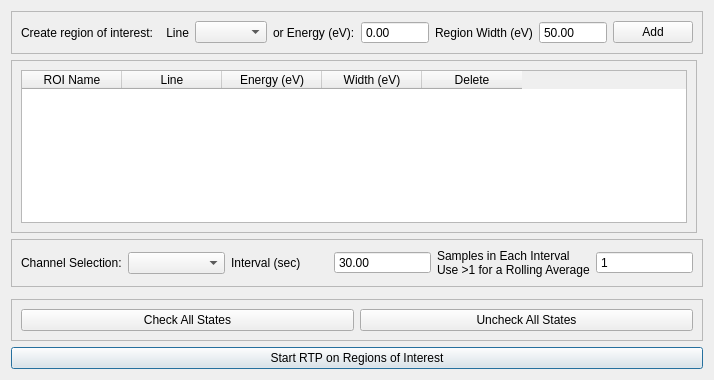
Above: massGui/ui/RoiRtpSetup.ui from gmondee/massGui before the change. Below: the same form after it.
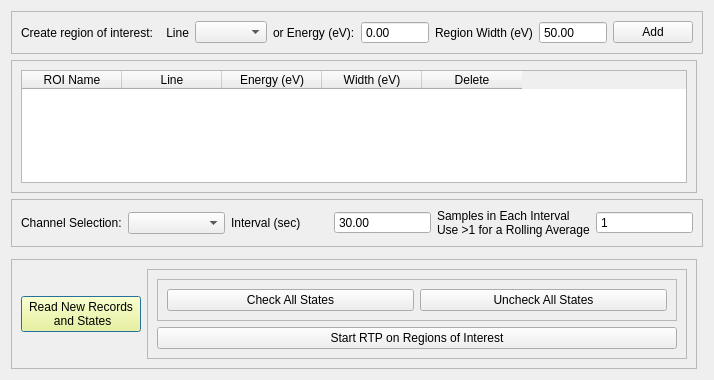
That is the form after the change. Custom widgets are drawn as their Qt base class.

The edit to the form file:
```diff
--- a/massGui/ui/RoiRtpSetup.ui
+++ b/massGui/ui/RoiRtpSetup.ui
@@ -67,11 +67,87 @@
      </layout>
     </widget>
    </item>
-   <item row="6" column="0" colspan="2">
-    <widget class="QPushButton" name="startRTPButton">
-     <property name="text">
-      <string>Start RTP on Regions of Interest</string>
+   <item row="5" column="0">
+    <widget class="QFrame" name="frame_6">
+     <property name="frameShape">
+      <enum>QFrame::StyledPanel</enum>
      </property>
+     <property name="frameShadow">
+      <enum>QFrame::Raised</enum>
+     </property>
+     <layout class="QHBoxLayout" name="horizontalLayout_3">
+      <item>
+       <widget class="QPushButton" name="readNewButton">
+        <property name="minimumSize">
+         <size>
+          <width>0</width>
+          <height>22</height>
+         </size>
+        </property>
+        <property name="maximumSize">
+         <size>
+          <width>120</width>
+          <height>16777215</height>
+         </size>
+        </property>
+        <property name="autoFillBackground">
+         <bool>false</bool>
+        </property>
+        <property name="styleSheet">
+         <string notr="true">background-color: rgb(255, 255, 127);</string>
+        </property>
+        <property name="text">
+         <string>Read New Records
+ and States</string>
+        </property>
+       </widget>
+      </item>
+      <item>
+       <widget class="QFrame" name="frame_3">
+        <property name="frameShape">
+         <enum>QFrame::StyledPanel</enum>
+        </property>
+        <property name="frameShadow">
+         <enum>QFrame::Raised</enum>
+        </property>
+        <layout class="QVBoxLayout" name="verticalLayout_2">
+         <item>
+          <widget class="QFrame" name="frame_4">
+           <property name="frameShape">
+            <enum>QFrame::StyledPanel</enum>
+           </property>
+           <property name="frameShadow">
+            <enum>QFrame::Raised</enum>
+           </property>
+           <layout class="QHBoxLayout" name="horizontalLayout_4">
+            <item>
+             <widget class="QPushButton" name="checkAllButton">
+              <property name="text">
+               <string>Check All States</string>
+              </property>
+             </widget>
+            </item>
+            <item>
+             <widget class="QPushButton" name="uncheckAllButton">
+              <property name="text">
+               <string>Uncheck All States</string>
+              </property>
+             </widget>
+            </item>
+           </layout>
+          </widget>
+         </item>
+         <item>
+          <widget class="QPushButton" name="startRTPButton">
+           <property name="text">
+            <string>Start RTP on Regions of Interest</string>
+           </property>
+          </widget>
+         </item>
+        </layout>
+       </widget>
+      </item>
+     </layout>
     </widget>
    </item>
    <item row="4" column="0" colspan="2">
@@ -226,32 +302,6 @@
      </layout>
     </widget>
    </item>
-   <item row="5" column="0" colspan="2">
-    <widget class="QFrame" name="frame_4">
-     <property name="frameShape">
-      <enum>QFrame::StyledPanel</enum>
-     </property>
-     <property name="frameShadow">
-      <enum>QFrame::Raised</enum>
-     </property>
-     <layout class="QHBoxLayout" name="horizontalLayout_4">
-      <item>
-       <widget class="QPushButton" name="checkAllButton">
-        <property name="text">
-         <string>Check All States</string>
-        </property>
-       </widget>
-      </item>
-      <item>
-       <widget class="QPushButton" name="uncheckAllButton">
-        <property name="text">
-         <string>Uncheck All States</string>
-        </property>
-       </widget>
-      </item>
-     </layout>
-    </widget>
-   </item>
   </layout>
  </widget>
  <customwidgets>
```
